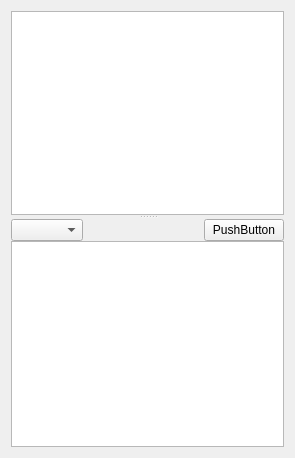
Rolisteam/rolisteam, file src/chat/chatwindow.ui: the form before one commit.
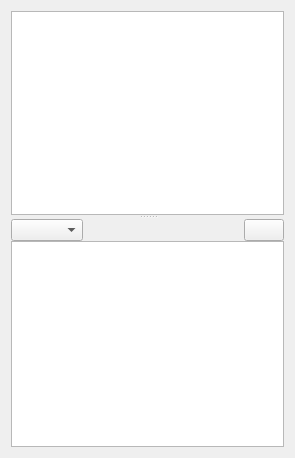
The form after the commit.

```diff
--- a/src/chat/chatwindow.ui
+++ b/src/chat/chatwindow.ui
@@ -55,7 +55,7 @@
          <item>
           <widget class="QPushButton" name="m_save">
            <property name="text">
-            <string>PushButton</string>
+            <string/>
            </property>
           </widget>
          </item>
```
